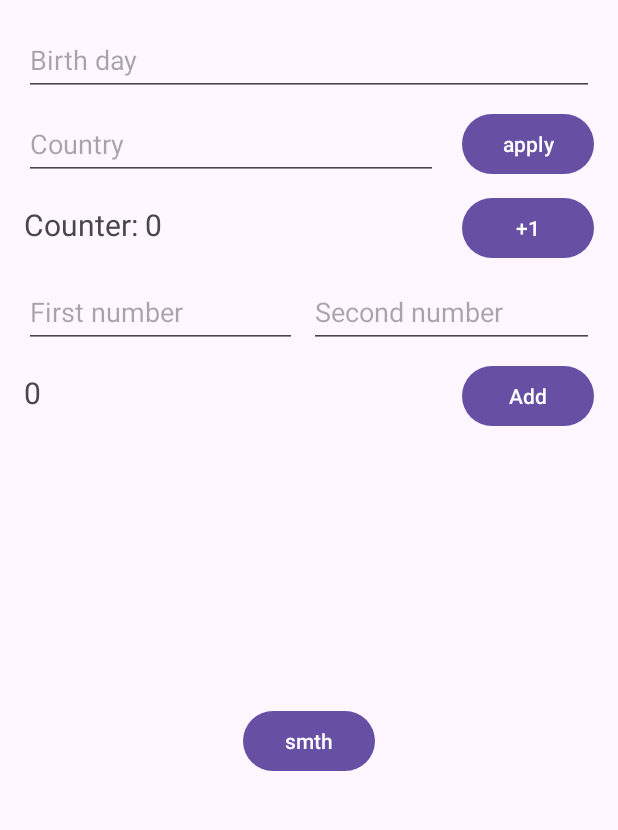
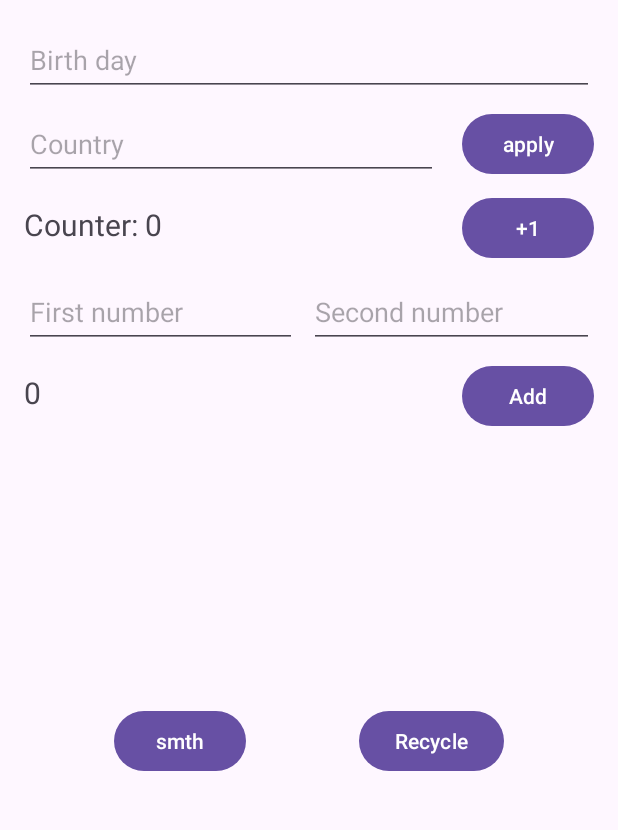
Before and after one commit to ignatiysss/first_last_name, an Android app: the screen it shows after launch (MainActivity), in the options menu, after a tap on "Favorites", on a phone screen of 412 x 824 dp, the part 180-1010 px from its top. Run offline under Robolectric (Android 15) with nearby library versions, the phone set to English and light mode, and no system bars; our stand-ins replace navigation-ui.

Commit message:
add todo list to first fragment (not working)

```diff
--- a/app/build.gradle
+++ b/app/build.gradle
@@ -9,7 +9,6 @@ android {
     viewBinding {
         enabled = true
     }
-
 
 
     defaultConfig {
@@ -51,4 +50,5 @@ dependencies {
     testImplementation 'junit:junit:4.13.2'
     androidTestImplementation 'androidx.test.ext:junit:1.1.3'
     androidTestImplementation 'androidx.test.espresso:espresso-core:3.4.0'
+    implementation 'androidx.recyclerview:recyclerview:1.3.1'
 }
--- /dev/null
+++ b/app/src/main/java/com/example/myapplication/First2Fragment.kt
@@ -0,0 +1,59 @@
+package com.example.myapplication
+
+import android.os.Bundle
+import android.view.LayoutInflater
+import android.view.View
+import android.view.ViewGroup
+import androidx.fragment.app.Fragment
+import androidx.navigation.fragment.findNavController
+import com.example.myapplication.databinding.FragmentFirst2Binding
+
+/**
+ * A simple [Fragment] subclass as the default destination in the navigation.
+ */
+class First2Fragment : Fragment() {
+
+    private var _binding: FragmentFirst2Binding? = null
+
+    // This property is only valid between onCreateView and
+    // onDestroyView.
+    private val binding get() = _binding!!
+
+    override fun onCreateView(
+        inflater: LayoutInflater, container: ViewGroup?,
+        savedInstanceState: Bundle?
+    ): View? {
+
+        _binding = FragmentFirst2Binding.inflate(inflater, container, false)
+
+        var todoList = mutableListOf(
+            Todo("Android", true)
+        )
+
+        val adapter = TodoAdapter(todoList)
+        binding.recycleView.adapter = adapter
+
+        binding.buttonAddTodo.setOnClickListener {
+            val title = binding.editNewTextRecycleA.text.toString()
+            val todo = Todo(title, false)
+            todoList.add(todo)
+            adapter.notifyItemInserted(todoList.size - 1)
+        }
+
+        return binding.root
+
+    }
+
+    override fun onViewCreated(view: View, savedInstanceState: Bundle?) {
+        super.onViewCreated(view, savedInstanceState)
+
+        binding.buttonFirst.setOnClickListener {
+            findNavController().navigate(R.id.action_First2Fragment_to_Second2Fragment)
+        }
+    }
+
+    override fun onDestroyView() {
+        super.onDestroyView()
+        _binding = null
+    }
+}
--- a/app/src/main/java/com/example/myapplication/MainActivity.kt
+++ b/app/src/main/java/com/example/myapplication/MainActivity.kt
@@ -69,6 +69,16 @@ class MainActivity : AppCompatActivity() {
                 startActivity(it)
             }
         }
+
+        binding.RecycleId.setOnClickListener {
+            Intent(this, RecycleActivity::class.java).also {
+                it.putExtra("EXTRA_FIRST_NAME", firstName.text.toString())
+                it.putExtra("EXTRA_LAST_NAME", lastName.text.toString())
+                it.putExtra("EXTRA_BIRTH_DAY", birthDay.text.toString())
+                it.putExtra("EXTRA_COUNTRY", country.text.toString())
+                startActivity(it)
+            }
+        }
     }
 
     override fun onCreateOptionsMenu(menu: Menu?): Boolean {
--- /dev/null
+++ b/app/src/main/java/com/example/myapplication/RecycleActivity.kt
@@ -0,0 +1,45 @@
+package com.example.myapplication
+
+import android.os.Bundle
+import androidx.appcompat.app.AppCompatActivity
+import androidx.navigation.findNavController
+import androidx.navigation.ui.AppBarConfiguration
+import androidx.navigation.ui.navigateUp
+import androidx.navigation.ui.setupActionBarWithNavController
+import com.example.myapplication.databinding.ActivityRecucleBinding
+import com.google.android.material.snackbar.Snackbar
+
+class RecycleActivity : AppCompatActivity() {
+
+    private lateinit var appBarConfiguration: AppBarConfiguration
+    private lateinit var binding: ActivityRecucleBinding
+
+
+    override fun onCreate(savedInstanceState: Bundle?) {
+        super.onCreate(savedInstanceState)
+
+        binding = ActivityRecucleBinding.inflate(layoutInflater)
+        setContentView(binding.root)
+
+        setSupportActionBar(binding.toolbar)
+
+        val navController = findNavController(R.id.nav_host_fragment_content_recucle)
+        appBarConfiguration = AppBarConfiguration(navController.graph)
+        setupActionBarWithNavController(navController, appBarConfiguration)
+
+        binding.fab.setOnClickListener { view ->
+            Snackbar.make(view, "Replace with your own action", Snackbar.LENGTH_LONG)
+                .setAction("Action", null).show()
+        }
+
+
+
+
+    }
+
+    override fun onSupportNavigateUp(): Boolean {
+        val navController = findNavController(R.id.nav_host_fragment_content_recucle)
+        return navController.navigateUp(appBarConfiguration)
+                || super.onSupportNavigateUp()
+    }
+}
--- /dev/null
+++ b/app/src/main/java/com/example/myapplication/Todo.kt
@@ -0,0 +1,6 @@
+package com.example.myapplication
+
+data class Todo (
+    val title: String,
+    var isChecked: Boolean
+)
--- a/app/src/main/res/layout/activity_main.xml
+++ b/app/src/main/res/layout/activity_main.xml
@@ -63,12 +63,12 @@
         android:layout_marginEnd="16dp"
         android:layout_marginBottom="8dp"
         android:hint="@string/birth_day"
+        android:inputType="date"
         android:minHeight="48dp"
         app:layout_constraintBottom_toTopOf="@+id/editCountry"
         app:layout_constraintEnd_toEndOf="parent"
         app:layout_constraintStart_toStartOf="parent"
-        app:layout_constraintTop_toBottomOf="@+id/editFirstName"
-        android:inputType="date" />
+        app:layout_constraintTop_toBottomOf="@+id/editFirstName" />
 
     <EditText
         android:id="@+id/editCountry"
@@ -187,10 +187,17 @@
         android:layout_marginTop="8dp"
         android:text="@string/smth"
         app:layout_constraintBottom_toBottomOf="parent"
-        app:layout_constraintEnd_toEndOf="parent"
-        app:layout_constraintHorizontal_bias="0.5"
+        app:layout_constraintEnd_toStartOf="@+id/RecycleId"
         app:layout_constraintStart_toStartOf="parent"
         app:layout_constraintTop_toBottomOf="@+id/tvResult" />
 
+    <Button
+        android:id="@+id/RecycleId"
+        android:layout_width="wrap_content"
+        android:layout_height="wrap_content"
+        android:text="@string/recycle"
+        app:layout_constraintBaseline_toBaselineOf="@+id/smthId"
+        app:layout_constraintEnd_toEndOf="parent"
+        app:layout_constraintStart_toEndOf="@+id/smthId" />
 
 </androidx.constraintlayout.widget.ConstraintLayout>
--- /dev/null
+++ b/app/src/main/res/values-v23/themes.xml
@@ -0,0 +1,8 @@
+<resources xmlns:tools="http://schemas.android.com/tools">
+  <style name="Theme.MyApplication" parent="Base.Theme.MyApplication">
+    <!-- Transparent system bars for edge-to-edge. -->
+    <item name="android:navigationBarColor">@android:color/transparent</item>
+    <item name="android:statusBarColor">@android:color/transparent</item>
+    <item name="android:windowLightStatusBar">?attr/isLightTheme</item>
+  </style>
+</resources>
--- a/app/src/main/res/values/strings.xml
+++ b/app/src/main/res/values/strings.xml
@@ -16,7 +16,6 @@
     <string name="photo">Photo</string>
     <string name="next_activity">Next activity</string>
     <string name="title_activity_tool_bar" translatable="false">ToolBarActivity</string>
-    <!-- Strings used for fragments for navigation -->
     <string name="first_fragment_label">First Fragment</string>
     <string name="second_fragment_label">Second Fragment</string>
     <string name="next">Next</string>
@@ -64,4 +63,8 @@
     <string name="close_app">Close app</string>
     <string name="give_feedback">Give feedback</string>
     <string name="_1" translatable="false">+1</string>
+    <string name="title_activity_recucle">RecucleActivity</string>
+    <string name="recycle">Recycle</string>
+    <string name="new_todo">New todo</string>
+    <string name="title">Title</string>
 </resources>
```
Also changed, not shown: app/src/main/AndroidManifest.xml (+10 -4 lines), app/src/main/java/com/example/myapplication/Second2Fragment.kt (added, +42 -0 lines), app/src/main/java/com/example/myapplication/TodoAdapter.kt (added, +31 -0 lines), app/src/main/res/layout/activity_recucle.xml (added, +35 -0 lines), app/src/main/res/layout/content_recucle.xml (added, +20 -0 lines), app/src/main/res/layout/fragment_first2.xml (added, +55 -0 lines), app/src/main/res/layout/fragment_second2.xml (added, +34 -0 lines), app/src/main/res/layout/item_todo.xml (added, +28 -0 lines), app/src/main/res/navigation/nav_graph2.xml (added, +28 -0 lines).
